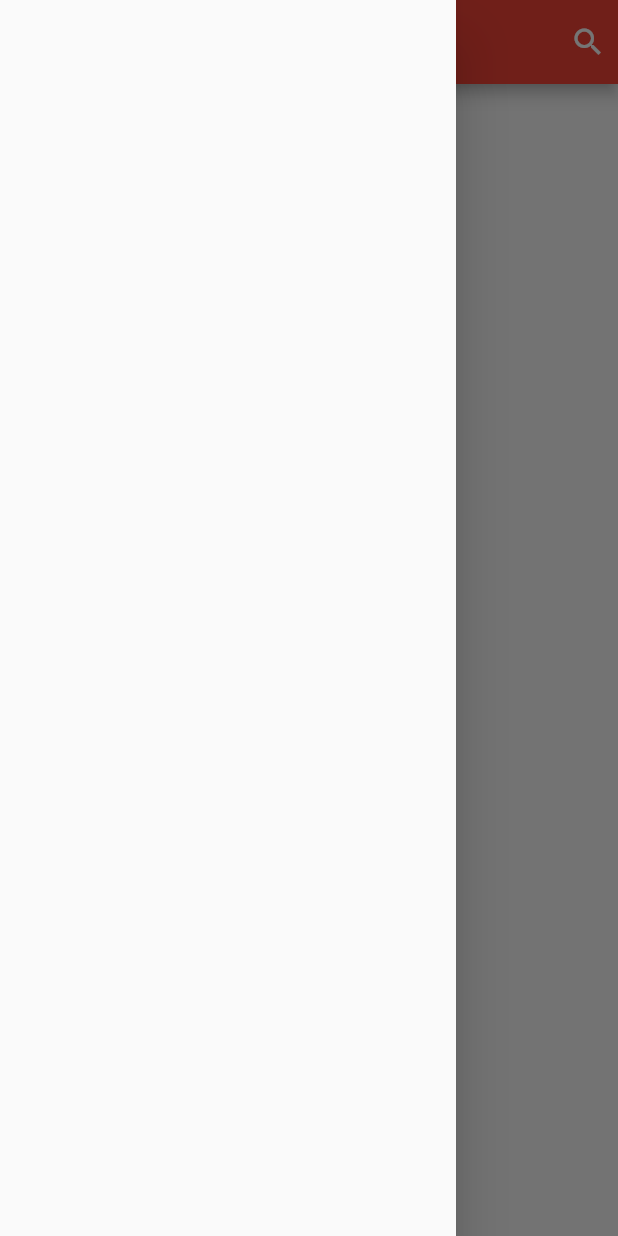
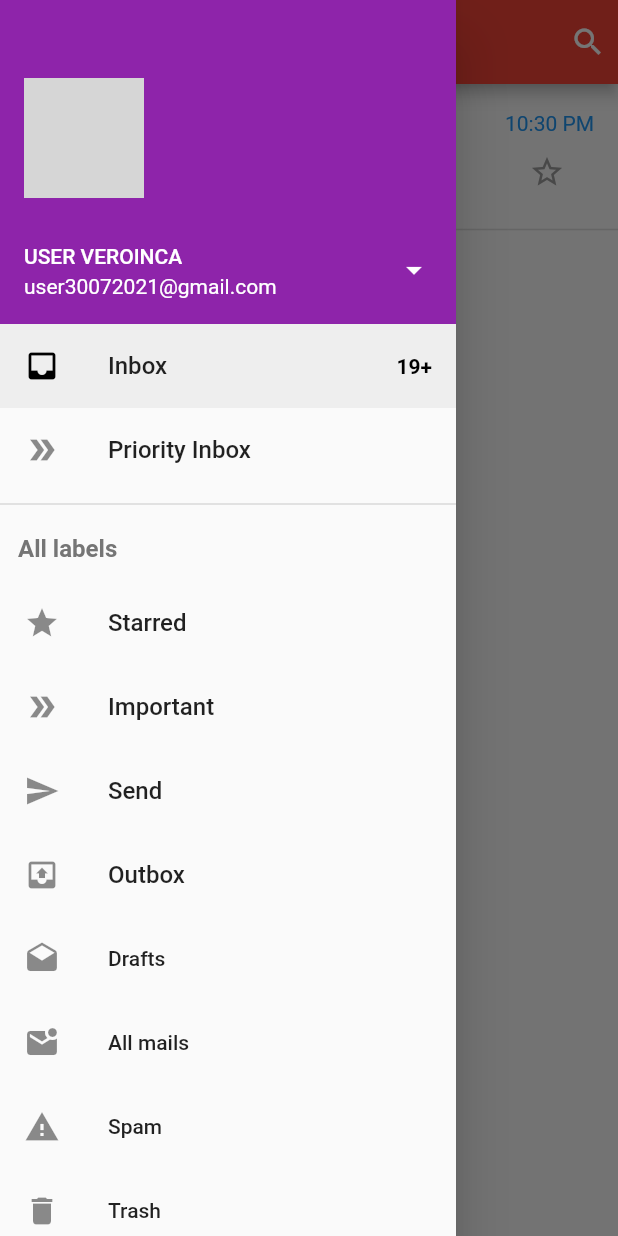
Before and after one commit to suhas-kadu/gmail_UI_clone, a Flutter app: the screen it shows after launch, with the side drawer open, on a phone screen of 412 x 824 dp. Run offline on Flutter 3.47's test engine with Material 2 defaults, Android fonts, the phone set to English and light mode, and no system bars; our stand-ins replace font_awesome_flutter; network calls fail; grey boxes are pictures that could not be loaded.

Commit message:
drawer completed, mail widget completed

```diff
--- a/lib/views/home_page.dart
+++ b/lib/views/home_page.dart
@@ -1,4 +1,7 @@
 import 'package:flutter/material.dart';
+import '../widgets/mail_widget.dart';
+import '../widgets/user_info_widget.dart';
+import 'package:font_awesome_flutter/font_awesome_flutter.dart';
 
 class HomePage extends StatelessWidget {
   @override
@@ -14,8 +17,115 @@ class HomePage extends StatelessWidget {
           )
         ],
       ),
-      drawer: Drawer(),
-      body: Container(),
+      drawer: Drawer(
+          child: ListView(
+        padding: EdgeInsets.all(0.0),
+        children: [
+          UserInfoWidget(),
+          Container(
+            color: Colors.grey.shade200,
+            child: ListTile(
+              leading: Icon(
+                Icons.inbox,
+                color: Colors.black,
+              ),
+              title: Text(
+                "Inbox",
+                style: TextStyle(fontSize: 16),
+              ),
+              trailing: Text("19+",
+                  style: TextStyle(
+                      color: Colors.black, fontWeight: FontWeight.bold)),
+            ),
+          ),
+          ListTile(
+            leading: Icon(Icons.double_arrow),
+            title: Text(
+              "Priority Inbox",
+              style: TextStyle(fontSize: 16),
+            ),
+          ),
+          Divider(
+            thickness: 1.1,
+          ),
+          Padding(
+            padding: const EdgeInsets.all(12.0),
+            child: Text(
+              "All labels",
+              style: TextStyle(
+                  color: Colors.grey.shade600,
+                  fontSize: 16,
+                  fontWeight: FontWeight.bold),
+            ),
+          ),
+          ListView(
+              padding: EdgeInsets.zero,
+              shrinkWrap: true,
+              physics: ClampingScrollPhysics(),
+              children: [
+                ListTile(
+                  leading: Icon(Icons.star),
+                  title: Text(
+                    "Starred",
+                    style: TextStyle(fontSize: 16),
+                  ),
+                ),
+                ListTile(
+                  leading: Icon(Icons.double_arrow),
+                  title: Text(
+                    "Important",
+                    style: TextStyle(fontSize: 16),
+                  ),
+                ),
+                ListTile(
+                  leading: Icon(Icons.send),
+                  title: Text(
+                    "Send",
+                    style: TextStyle(fontSize: 16),
+                  ),
+                ),
+                ListTile(
+                  leading: Icon(Icons.outbox),
+                  title: Text(
+                    "Outbox",
+                    style: TextStyle(fontSize: 16),
+                  ),
+                ),
+                ListTile(
+                  leading: Icon(Icons.drafts),
+                  title: Text("Drafts"),
+                ),
+                ListTile(
+                  leading: Icon(Icons.mark_email_unread),
+                  title: Text("All mails"),
+                ),
+                ListTile(
+                  leading: Icon(Icons.warning),
+                  title: Text("Spam"),
+                ),
+                ListTile(
+                  leading: Icon(Icons.delete),
+                  title: Text("Trash"),
+                ),
+                Divider(
+                  thickness: 1.1,
+                ),
+                ListTile(
+                  leading: Icon(Icons.settings),
+                  title: Text("Settings"),
+                ),
+                ListTile(
+                  leading: Icon(Icons.help),
+                  title: Text("Help"),
+                ),
+              ])
+        ],
+      )),
+      body: Container(
+        child: ListView(
+          children: [MailWidget()],
+        ),
+      ),
     );
   }
 }
--- /dev/null
+++ b/lib/widgets/mail_widget.dart
@@ -0,0 +1,78 @@
+import 'package:flutter/material.dart';
+
+class MailWidget extends StatelessWidget {
+  @override
+  Widget build(BuildContext context) {
+    return Column(
+      children: [
+        Container(
+            margin: EdgeInsets.all(8.0),
+            width: double.infinity,
+            child: Row(
+              // mainAxisAlignment: MainAxisAlignment.spaceEvenly,
+              children: [
+                Padding(
+                  padding: const EdgeInsets.all(8.0),
+                  child: CircleAvatar(
+                    maxRadius: 22,
+                    backgroundColor: Colors.blue,
+                  ),
+                ),
+                Flexible(
+                  child: Padding(
+                    padding: const EdgeInsets.all(8.0),
+                    child: Column(
+                      crossAxisAlignment: CrossAxisAlignment.start,
+                      children: [
+                        Text(
+                          "Mattew\nPhotography classes",
+                          maxLines: 2,
+                          style: TextStyle(
+                            fontWeight: FontWeight.bold,
+                            fontSize: 16,
+                          ),
+                        ),
+                        Text(
+                          "classes wesg sbso bnobin ",
+                          style: TextStyle(
+                            fontSize: 16,
+                          ),
+                          overflow: TextOverflow.ellipsis,
+                          maxLines: 1,
+                        ),
+                      ],
+                    ),
+                  ),
+                ),
+                Spacer(),
+                Flexible(
+                  flex: 0,
+                  child: Padding(
+                    padding: const EdgeInsets.all(8.0),
+                    child: Column(
+                      mainAxisAlignment: MainAxisAlignment.spaceBetween,
+                      children: [
+                        Text(
+                          "${DateTime.now().toString().substring(10, 16)} PM",
+                          style: TextStyle(color: Colors.blue),
+                        ),
+                        SizedBox(
+                          height: 12,
+                        ),
+                        Icon(
+                          Icons.star_border,
+                          color: Colors.grey,
+                        ),
+                      ],
+                    ),
+                  ),
+                ),
+              ],
+            )),
+        Divider(
+          thickness: 1,
+        )
+      ],
+    );
+  }
+}
--- /dev/null
+++ b/lib/widgets/user_info_widget.dart
@@ -0,0 +1,36 @@
+import 'package:flutter/material.dart';
+
+class UserInfoWidget extends StatelessWidget {
+  @override
+  Widget build(BuildContext context) {
+    return Container(
+      padding: EdgeInsets.only(top: 40),
+      color: Colors.purple.shade600,
+      child: Column(
+        children: [
+          Container(
+            padding: EdgeInsets.symmetric(horizontal: 16.0, vertical: 12),
+            alignment: Alignment.bottomLeft,
+            child: CircleAvatar(
+              maxRadius: 40,
+              backgroundImage: NetworkImage(
+                  "https://images.unsplash.com/photo-1627298855952-b75008bae685?ixid=MnwxMjA3fDB8MHx0b3BpYy1mZWVkfDE0fHRvd0paRnNrcEdnfHxlbnwwfHx8fA%3D%3D&ixlib=rb-1.2.1&auto=format&fit=crop&w=500&q=60"),
+            ),
+          ),
+          ListTile(
+            title: Text(
+              "User Veroinca".toUpperCase(),
+              style: TextStyle(color: Colors.white),
+            ),
+            subtitle: Text("user30072021@gmail.com",
+                style: TextStyle(color: Colors.white)),
+            trailing: Icon(
+              Icons.arrow_drop_down,
+              color: Colors.white,
+            ),
+          )
+        ],
+      ),
+    );
+  }
+}
```
